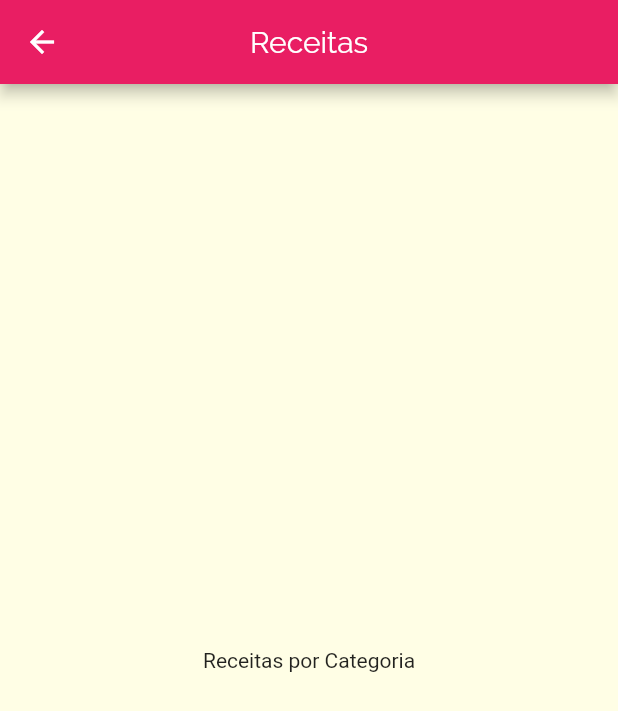
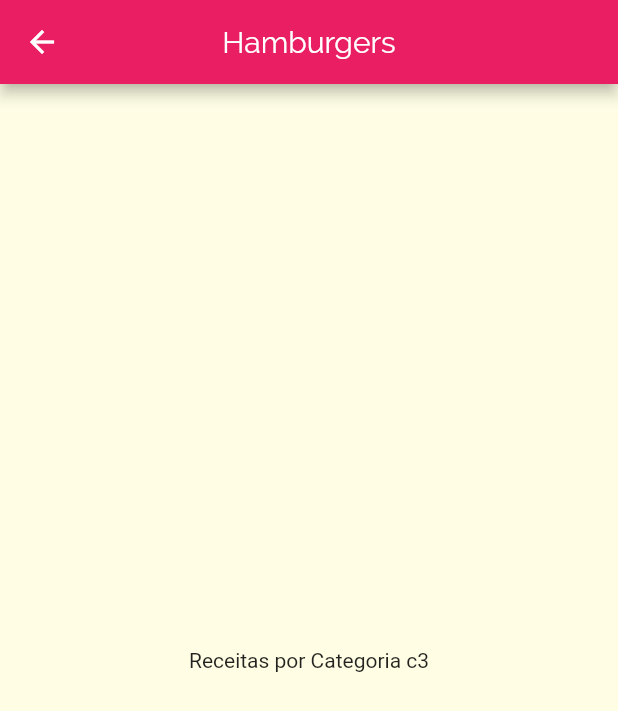
Before and after one commit to MrGabrielBP/meals, a Flutter app: the screen it shows after launch, after a tap on "Hamburgers", on a phone screen of 412 x 824 dp. Shown: the top 711 px of the screen. Run offline on Flutter 3.47's test engine with Material 2 defaults, Android fonts, the phone set to English and light mode, and no system bars.

Commit message:
passando categoria via construtor

```diff
--- a/lib/components/category_item.dart
+++ b/lib/components/category_item.dart
@@ -10,7 +10,7 @@ class CategoryItem extends StatelessWidget {
   void _selectedCategory(BuildContext context) {
     Navigator.of(context).push(
       MaterialPageRoute(builder: (_) {
-        return CategoriesMealsScreen();
+        return CategoriesMealsScreen(category);
       }),
     );
   }
--- a/lib/screens/categories_meals_screen.dart
+++ b/lib/screens/categories_meals_screen.dart
@@ -1,15 +1,18 @@
 import 'package:flutter/material.dart';
+import 'package:meals/models/category.dart';
 
 class CategoriesMealsScreen extends StatelessWidget {
+  final Category category;
+  const CategoriesMealsScreen(this.category);
   @override
   Widget build(BuildContext context) {
     return Scaffold(
       appBar: AppBar(
-        title: Text('Receitas'),
+        title: Text(category.title),
         centerTitle: true,
       ),
       body: Center(
-        child: Text('Receitas por Categoria'),
+        child: Text('Receitas por Categoria ${category.id}'),
       ),
     );
   }
```
